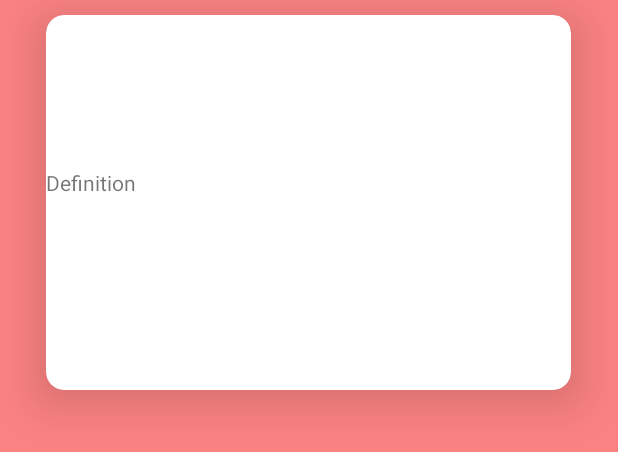
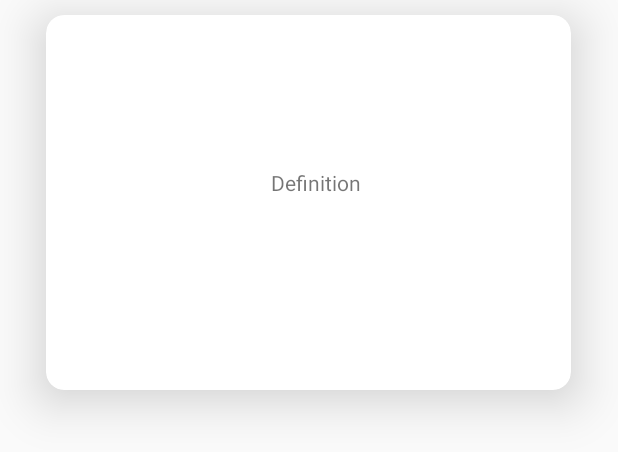
Before and after one commit to arturoaram/FlashCardsParse, an Android app: the layout study_cards_back.xml on its own in the app's theme, with its tools: preview values and no code run, on a phone screen of 412 x 824 dp. Shown: the top 452 px of the screen. Run offline under Robolectric (Android 15) with nearby library versions, the phone set to English and light mode, and no system bars.

```diff
--- a/app/src/main/java/com/example/arturo/flashcardsparse/FlashCard.java
+++ b/app/src/main/java/com/example/arturo/flashcardsparse/FlashCard.java
@@ -8,11 +8,12 @@ import com.parse.ParseFile;
 import com.parse.ParseObject;
 
 import java.io.ByteArrayOutputStream;
+import java.io.Serializable;
 
 /**
  * Created by Arturo on 3/12/2016.
  */
-public class FlashCard {
+public class FlashCard implements Serializable{
     protected String term;
     protected String definition;
     protected ImageView img;
--- a/app/src/main/java/com/example/arturo/flashcardsparse/ListViewAdapter.java
+++ b/app/src/main/java/com/example/arturo/flashcardsparse/ListViewAdapter.java
@@ -11,6 +11,7 @@ import android.widget.ImageView;
 import android.widget.TextView;
 import android.widget.Toast;
 
+import java.io.Serializable;
 import java.util.List;
 
 /**
@@ -69,9 +70,12 @@ private Context context;
         @Override
         public void onClick(View v) {
 
-            Log.e("where are you going?","not here");
+            Log.e("where are you going?", "not here");
             Toast.makeText(context,"The Item Clicked is: "+getPosition(),Toast.LENGTH_SHORT).show();
        Intent i = new Intent(context, StudyCardsActivity.class);
+            i.putExtra("list", (Serializable) cardListt);
+            i.putExtra("index",getPosition());
+
           context.startActivity(i);
         }
     }
--- a/app/src/main/res/layout/study_cards_back.xml
+++ b/app/src/main/res/layout/study_cards_back.xml
@@ -1,8 +1,7 @@
 <?xml version="1.0" encoding="utf-8"?>
 <RelativeLayout xmlns:android="http://schemas.android.com/apk/res/android"
     android:orientation="vertical" android:layout_width="match_parent"
-    android:layout_height="match_parent"
-    android:background="#fb8282">
+    android:layout_height="match_parent">
 
 
     <android.support.v7.widget.CardView
@@ -33,7 +32,8 @@
             android:layout_alignTop="@+id/cardsview"
             android:layout_centerHorizontal="true"
             android:layout_marginTop="102dp"
-            android:gravity="center" />
+            android:gravity="center_horizontal"
+            android:layout_marginLeft="150dp"/>
 
 
 
```
Also changed, not shown: app/src/main/java/com/example/arturo/flashcardsparse/FCardContainerFragment.java (+24 -3 lines), app/src/main/java/com/example/arturo/flashcardsparse/LoginandRegisterTab.java (+7 -7 lines), app/src/main/java/com/example/arturo/flashcardsparse/StudyCardsActivity.java (+10 -14 lines).
